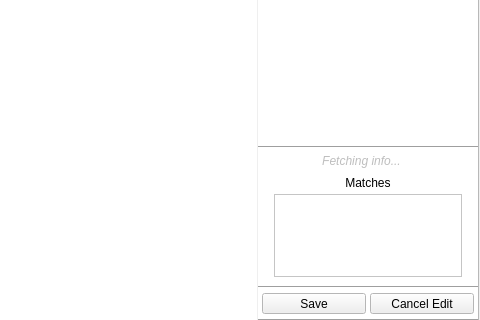
KDE/bangarang, file src/mainwindow.ui: the form before one commit; both pictures show x 260 to 740 and y 106 to 426 of the 740 by 520 pixel window.
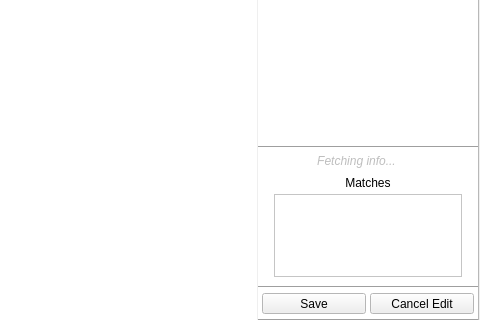
The form after the commit. The open tabs and pages were chosen to show the change. Icons and pictures are not drawn. Custom widgets are drawn as their Qt base class.

Commit message: match dbpedia info on rdfs:label instead of foaf:name. minor infofetcher ui fix.

Diff of the .ui file:
```diff
--- a/src/mainwindow.ui
+++ b/src/mainwindow.ui
@@ -2068,7 +2068,7 @@
                                 </font>
                                </property>
                                <property name="text">
-                                <string>   Fetching info...</string>
+                                <string>Fetching info...</string>
                                </property>
                                <property name="alignment">
                                 <set>Qt::AlignCenter</set>
```
Left out of the diff: 6 changed lines with no effect on the pictures. The commit also changes 4 other files.
